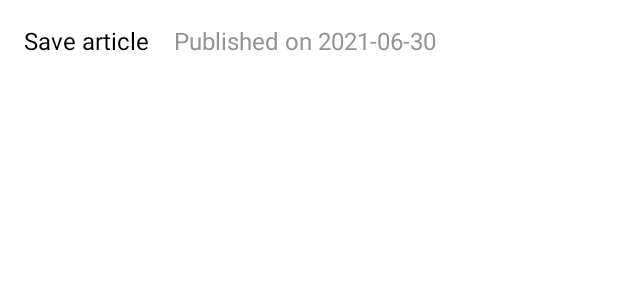
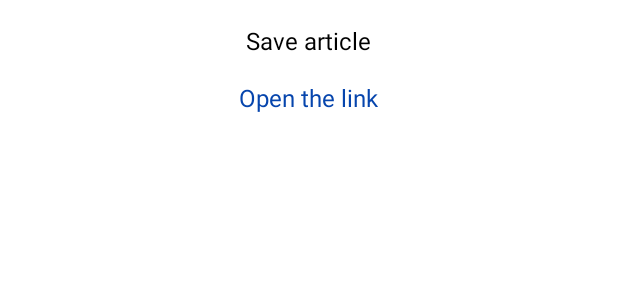
Before and after one commit to cecelja/MyNews, an Android app: the layout list_item_dat.xml on its own in the app's theme, with its tools: preview values and no code run, on a phone screen of 412 x 824 dp. Shown: the top 300 px of the screen. Run offline under Robolectric (Android 15) with nearby library versions, the phone set to English and light mode, and no system bars.

Commit message:
fourth commit

```diff
--- a/app/src/main/java/com/example/mynews/StoryArrayAdapter.java
+++ b/app/src/main/java/com/example/mynews/StoryArrayAdapter.java
@@ -68,6 +68,7 @@ public class StoryArrayAdapter extends ArrayAdapter<Story> {
         view.setOnClickListener(new View.OnClickListener() {
             @Override
             public void onClick(View v) {
+
                 ContentValues values = new ContentValues();
                 values.put(SavedStoryContract.SavedStory.COLUMN_NAME_TITLE, currentStory.getmTitle());
                 values.put(SavedStoryContract.SavedStory.COLUMN_NAME_SUBTITLE, currentStory.getmURL());
--- a/app/src/main/res/layout/list_item_dat.xml
+++ b/app/src/main/res/layout/list_item_dat.xml
@@ -3,7 +3,8 @@
     xmlns:android="http://schemas.android.com/apk/res/android"
     android:layout_width="match_parent"
     xmlns:tools="http://schemas.android.com/tools"
-    android:orientation="horizontal"
+    android:orientation="vertical"
+    android:gravity="center"
     android:layout_height="wrap_content">
 
     <TextView
@@ -12,6 +13,7 @@
         android:layout_height="wrap_content"
         android:layout_marginLeft="16dp"
         android:layout_marginTop="16dp"
+        android:layout_marginRight="16dp"
         android:textColor="@color/black"
         android:textSize="16sp"
         tools:text="Save article" />
@@ -24,10 +26,8 @@
         android:layout_marginRight="16dp"
         android:layout_marginTop="16dp"
         android:layout_marginBottom="8dp"
-        android:maxLines="1"
         android:ellipsize="end"
-        android:textColor="#949494"
-        tools:text="Published on 2021-06-30"
+        android:textColor="#0645AD"
+        android:text="Open the link"
         android:textSize="16sp"/>
-
-    </LinearLayout>
+</LinearLayout>
```
Also changed, not shown: app/src/main/java/com/example/mynews/DataArrayAdapter.java (+15 -3 lines), app/src/main/java/com/example/mynews/SavedFragment.java (+20 -22 lines), app/src/main/res/layout/saved_activity.xml (+15 -22 lines).
